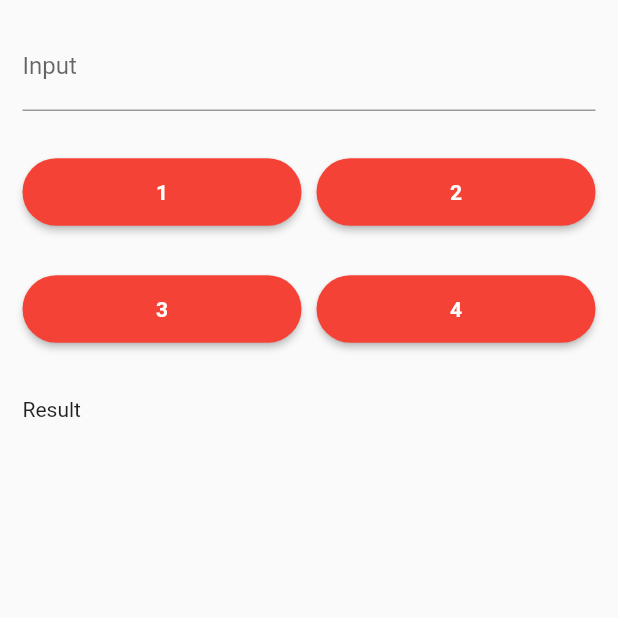
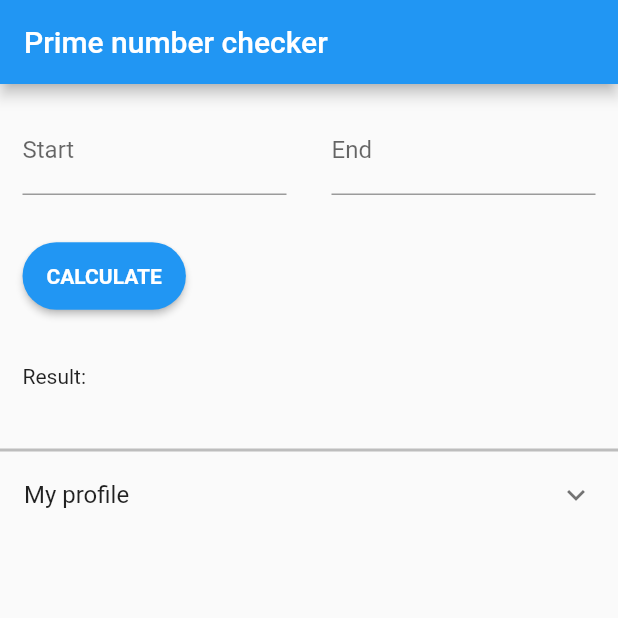
Before and after one commit to Stanylius/technical_test_frisidea, a Flutter app: the screen it shows after launch, on a phone screen of 412 x 824 dp, the top half of it. Run offline on Flutter 3.47's test engine with Material 2 defaults, Android fonts, the light colour scheme and no system bars; our stand-ins replace equatable, flutter_bloc.

Commit message:
first commit

```diff
--- a/lib/bloc.dart
+++ b/lib/bloc.dart
@@ -1,6 +1,5 @@
 import 'dart:async';
 import 'package:equatable/equatable.dart';
-import 'package:flutter/material.dart';
 import 'package:flutter_bloc/flutter_bloc.dart';
 
 // Application Event ========================================================= START
@@ -11,35 +10,13 @@ class AppEvent extends Equatable{
   List<Object> get props => [];
 }
 
-class EventOne extends AppEvent {
-  final int input;
+class CalculatePrimeNumber extends AppEvent {
+  final int start;
+  final int end;
 
-  const EventOne({
-    required this.input
-  });
-}
-
-class EventTwo extends AppEvent {
-  final int input;
-
-  const EventTwo({
-    required this.input
-  });
-}
-
-class EventThree extends AppEvent {
-  final int input;
-
-  const EventThree({
-    required this.input
-  });
-}
-
-class EventFour extends AppEvent {
-  final int input;
-
-  const EventFour({
-    required this.input
+  const CalculatePrimeNumber({
+    required this.start,
+    required this.end
   });
 }
 // Application Event ========================================================= END
@@ -51,7 +28,7 @@ abstract class AppState extends Equatable {
 }
 
 class ApplicationInitial extends AppState {
-  final String result;
+  final List<int> result;
 
   ApplicationInitial({
     required this.result
@@ -76,90 +53,34 @@ class ApplicationBloc extends Bloc<AppEvent, AppState> {
 
   @override
   Stream<AppState> mapEventToState(AppEvent event,) async* {
-    if(event is EventOne) {
-      yield* _mapEventOneToState(event.input);
-    }
-    else if(event is EventTwo) {
-      yield* _mapEventTwoToState(event.input);
-    }
-    else if(event is EventThree) {
-      yield* _mapEventThreeToState(event.input);
-    }
-    else if(event is EventFour) {
-      yield* _mapEventFourToState(event.input);
+    if(event is CalculatePrimeNumber) {
+      yield* _mapCalculatePrimeNumberToState(event.start, event.end);
     }
   }
 
-  Stream<AppState> _mapEventOneToState(int input) async* {
+  Stream<AppState> _mapCalculatePrimeNumberToState(int start, int end) async* {
     yield ApplicationLoading();
-    String output = '';
+
+    List<int> output = [];
+
+    // function to check if the number is prime or not
+    isPrime(int num) {
+      // negate 1
+      if(num < 2) return false;
+
+      for (var k = 2; k < num; k++){
+        if(num % k == 0){
+          return false;
+        }
+      }
+      return true;
+    }
+
     try{
-      for (var i = 1; i <= input; i++) {
-        output = output + " " + i.toString();
-      }
-      yield ApplicationInitial(
-        result: output
-      );
-    } catch(error){
-      yield ApplicationError(
-        errorMessage: error.toString()
-      );
-    }
-  }
-
-  Stream<AppState> _mapEventTwoToState(int input) async* {
-    yield ApplicationLoading();
-    print("input is : " + input.toString());
-    String output = '';
-    try{
-      for (var i = 1; i <= input; i++) {
-        output = output + " " + i.toString();
-      }
-      for (var i = input - 1; i > 0; i--) {
-        output = output + " " + i.toString();
-      }
-      yield ApplicationInitial(
-        result: output
-      );
-    } catch(error){
-      yield ApplicationError(
-        errorMessage: error.toString()
-      );
-    }
-  }
-
-  Stream<AppState> _mapEventThreeToState(int input) async* {
-    yield ApplicationLoading();
-    String output = '10';
-    int initialValue = 10;
-    int currentValue = initialValue;
-    try{
-      for (var i = 0; i < input-1; i++) {
-        currentValue = currentValue+11;
-        output = output + " " + (currentValue).toString();
-      }
-      yield ApplicationInitial(
-        result: output
-      );
-    } catch(error){
-      yield ApplicationError(
-        errorMessage: error.toString()
-      );
-    }
-  }
-
-  Stream<AppState> _mapEventFourToState(int input) async* {
-    yield ApplicationLoading();
-    String output = '';
-    try{
-      for (var i = 1; i <= input; i++) {
-        if (i % 7 == 0) {
-          output = output + " TUJUH";
-        }
-        else if (i % 5 == 0) {
-          output = output + " LIMA";
-        } else {
-          output = output + " " + i.toString();
+      for (var i = start; i <= end; i++) {
+        bool number = isPrime(i);
+        if (number) {
+          output.add(i);
         }
       }
       yield ApplicationInitial(
--- a/lib/main.dart
+++ b/lib/main.dart
@@ -12,7 +12,7 @@ class MyApp extends StatelessWidget {
   @override
   Widget build(BuildContext context) {
     return MaterialApp(
-      title: 'technical test 17',
+      title: 'technical test',
       theme: ThemeData(
         primarySwatch: Colors.blue,
       ),
--- a/lib/page.dart
+++ b/lib/page.dart
@@ -1,6 +1,7 @@
 import 'package:flutter/material.dart';
 import 'package:flutter_bloc/flutter_bloc.dart';
 import 'package:technical_test_17/bloc.dart';
+import 'package:url_launcher/url_launcher.dart';
 
 class HomePage extends StatefulWidget {
   const HomePage({ Key? key }) : super(key: key);
@@ -10,46 +11,68 @@ class HomePage extends StatefulWidget {
 }
 
 class _HomePageState extends State<HomePage> {
-  final GlobalKey<FormState> _formKey = GlobalKey<FormState>();
-  TextEditingController inputController = TextEditingController();
+  TextEditingController startController = TextEditingController();
+  TextEditingController endController = TextEditingController();
 
   @override
   void initState() {
     super.initState();
+    startController.text = '';
+    endController.text = '';
   }
 
   @override
   void dispose() {
-    inputController.dispose();
+    startController.dispose();
+    endController.dispose();
     super.dispose();
+  }
+
+  List<Widget> calculationResult(List<int> results) {
+    List<Widget> calculationResultWidget = [];
+    for (var element in results) {
+      calculationResultWidget.add(
+        Text(
+          element.toString()+', '
+        )
+      );
+    }
+    return calculationResultWidget;
   }
 
   @override
   Widget build(BuildContext context) {
     return Scaffold(
+      appBar: AppBar(
+        title: const Text("Prime number checker"),
+      ),
       body: BlocProvider(
         create: (context) {
-          return ApplicationBloc(ApplicationInitial(result: ''));
+          return ApplicationBloc(ApplicationInitial(result: const []));
         },
         child: BlocBuilder<ApplicationBloc, AppState>(
           builder: (context, applicationState) {
-            return applicationState is ApplicationLoading ? Center(
+            return applicationState is ApplicationLoading ? const Center(
               child: Text("Loading..."),
-            ) : applicationState is ApplicationError ? Center(
+            ) : applicationState is ApplicationError ? const Center(
               child: Text("Error..."),
-            ) : applicationState is ApplicationInitial ? Column(
+            ) : applicationState is ApplicationInitial ? SingleChildScrollView(
+              child: Column(
                 mainAxisAlignment: MainAxisAlignment.start,
                 crossAxisAlignment: CrossAxisAlignment.start,
                 children: [
                   // input
-                Container(
-                  padding: EdgeInsets.all(15),
+                  Row(
+                    children: [
+                      Expanded(
+                        child: Container(
+                          padding: const EdgeInsets.all(15),
                           child: SizedBox(
                             child: TextFormField(
-                      controller: inputController,
+                              controller: startController,
                               onChanged: (value) {},
-                      decoration: InputDecoration(
-                        labelText: "Input",
+                              decoration: const InputDecoration(
+                                labelText: "Start",
                                 hintText: "Enter a number",
                               ),
                               autovalidateMode: AutovalidateMode.onUserInteraction,
@@ -62,112 +85,154 @@ class _HomePageState extends State<HomePage> {
                             ),
                           ),
                         ),
-                // 1st row buttons
-                Container(
-                  padding: EdgeInsets.all(15),
-                  child: Row(
-                    children: [
+                      ),
                       Expanded(
-                        child: MaterialButton(
-                          onPressed: (){
-                            BlocProvider.of<ApplicationBloc>(context).add(
-                              EventOne(
-                                input: int.parse(inputController.text)
-                              )
-                            );
+                        child: Container(
+                          padding: const EdgeInsets.all(15),
+                          child: SizedBox(
+                            child: TextFormField(
+                              controller: endController,
+                              onChanged: (value) {},
+                              decoration: const InputDecoration(
+                                labelText: "End",
+                                hintText: "Enter a number",
+                              ),
+                              autovalidateMode: AutovalidateMode.onUserInteraction,
+                              validator: (val) {
+                                if(val!.isEmpty) {
+                                  return "Input is required";
+                                }
+                                return null;
                               },
-                          height: 45,
-                          minWidth: 100,
-                          child: const Text('1', style: TextStyle(fontSize: 14, fontWeight: FontWeight.bold),),
-                          textColor: Colors.white,
-                          color: Colors.red,
-                          shape: const StadiumBorder(),
                             ),
                           ),
-                      SizedBox(width: 10,),
-                      Expanded(
-                        child: MaterialButton(
-                          onPressed: (){
-                            BlocProvider.of<ApplicationBloc>(context).add(
-                              EventTwo(
-                                input: int.parse(inputController.text)
-                              )
-                            );
-                          },
-                          height: 45,
-                          minWidth: 100,
-                          child: const Text('2', style: TextStyle(fontSize: 14, fontWeight: FontWeight.bold),),
-                          textColor: Colors.white,
-                          color: Colors.red,
-                          shape: const StadiumBorder(),
                         ),
                       ),
                     ],
                   ),
-                ),
-                // 2nd row buttons
                   Container(
-                  padding: EdgeInsets.all(15),
-                  child: Row(
-                    children: [
-                      Expanded(
+                    padding: const EdgeInsets.all(15),
                     child: MaterialButton(
                       onPressed: (){
+                        if ((startController.text != '' || startController.text.isNotEmpty) && (endController.text != '' || endController.text.isNotEmpty)) {
                           BlocProvider.of<ApplicationBloc>(context).add(
-                              EventThree(
-                                input: int.parse(inputController.text)
+                            CalculatePrimeNumber(
+                              start: int.parse(startController.text),
+                              end: int.parse(endController.text)
                             )
                           );
+                        }
                       },
                       height: 45,
                       minWidth: 100,
-                          child: const Text('3', style: TextStyle(fontSize: 14, fontWeight: FontWeight.bold),),
+                      child: const Text('CALCULATE', style: TextStyle(fontSize: 14, fontWeight: FontWeight.bold),),
                       textColor: Colors.white,
-                          color: Colors.red,
+                      color: Colors.blue,
                       shape: const StadiumBorder(),
                     ),
                   ),
-                      SizedBox(width: 10,),
+                  const SizedBox(height: 20,),
+                  // result here
+                  Container(
+                    padding: const EdgeInsets.only(left: 15),
+                    child: const Text(
+                      "Result:"
+                    ),
+                  ),
+                  const SizedBox(height: 10,),
+                  Container(
+                    padding: const EdgeInsets.all(15),
+                    child: Wrap(
+                      children: calculationResult(applicationState.result),
+                    ),
+                  ),
+                  Container(
+                    height: 2,
+                    color: Colors.grey[400],
+                  ),
+                  ExpansionTile(
+                    title: const Text("My profile"),
+                    children: [
+                      Container(
+                        padding: const EdgeInsets.all(15.0),
+                        child: Row(
+                          children: [
+                            Container(
+                              width: 50.0,
+                              height: 50.0,
+                              decoration: const BoxDecoration(
+                                shape: BoxShape.circle,
+                                image: DecorationImage(
+                                  fit: BoxFit.fill,
+                                  image: AssetImage(
+                                    "assets/default_profile_picture.png"
+                                  ),
+                                ),
+                              ),
+                            ),
+                            const SizedBox(width: 10,),
                             Expanded(
-                        child: MaterialButton(
-                          onPressed: (){
-                            BlocProvider.of<ApplicationBloc>(context).add(
-                              EventFour(
-                                input: int.parse(inputController.text)
-                              )
-                            );
+                              child: Column(
+                                crossAxisAlignment: CrossAxisAlignment.start,
+                                children: [
+                                  const Text(
+                                    "Stany Lius",
+                                    style: TextStyle(
+                                      fontSize: 26.0,
+                                      color: Colors.black,
+                                      fontWeight: FontWeight.bold,
+                                    ),
+                                    maxLines: 1,
+                                    overflow: TextOverflow.ellipsis,
+                                  ),
+                                  const Text(
+                                    "stanylius97@gmail.com",
+                                    style: TextStyle(
+                                      fontSize: 16.0,
+                                      color: Colors.blue,
+                                    ),
+                                    maxLines: 1,
+                                    overflow: TextOverflow.ellipsis,
+                                  ),
+                                  Row(
+                                    children: [
+                                      InkWell(
+                                        onTap: () {
+                                          launch('https://www.linkedin.com/in/stany-lius-903860192/');
                                         },
-                          height: 45,
-                          minWidth: 100,
-                          child: const Text('4', style: TextStyle(fontSize: 14, fontWeight: FontWeight.bold),),
-                          textColor: Colors.white,
-                          color: Colors.red,
-                          shape: const StadiumBorder(),
+                                        child: const Text(
+                                          "LInkedIn",
+                                          style: TextStyle(
+                                            decoration: TextDecoration.underline,
+                                            fontWeight: FontWeight.bold
+                                          ),
+                                        ),
+                                      ),
+                                      const SizedBox(width: 20,),
+                                      InkWell(
+                                        onTap: () {
+                                          launch('https://github.com/Stanylius');
+                                        },
+                                        child: const Text(
+                                          "Github",
+                                          style: TextStyle(
+                                            decoration: TextDecoration.underline,
+                                            fontWeight: FontWeight.bold
+                                          ),
                                         ),
                                       ),
                                     ],
+                                  )
+                                ],
+                              ),
+                            )
+                          ],
                         ),
                       ),
-                SizedBox(height: 20,),
-                // result here
-                Container(
-                  padding: EdgeInsets.only(left: 15),
-                  child: Text(
-                    "Result"
-                  ),
-                ),
-                SizedBox(height: 10,),
-                SingleChildScrollView(
-                  padding: EdgeInsets.all(15),
-                  child: Column(
-                    children: [
-                      Text(
-                        applicationState.result
+                    ],
                   )
                 ],
-                  )
-                )
-              ],
+              ),
             ) : Container();
           },
         ),
--- a/pubspec.yaml
+++ b/pubspec.yaml
@@ -27,8 +27,7 @@ environment:
 # the latest version available on pub.dev. To see which dependencies have newer
 # versions available, run `flutter pub outdated`.
 dependencies:
-
-
+  url_launcher: 6.0.4
   fluttertoast: 8.0.8
   flutter_bloc: 7.0.1
   equatable: 2.0.3
@@ -62,6 +61,9 @@ flutter:
   # the material Icons class.
   uses-material-design: true
 
+  assets:
+    - assets/
+
   # To add assets to your application, add an assets section, like this:
   # assets:
   #   - images/a_dot_burr.jpeg
```
Also changed, not shown: assets/default_profile_picture.png (added), pubspec.lock, 2 other files. Lines whose indentation alone changed are shown as unchanged.
